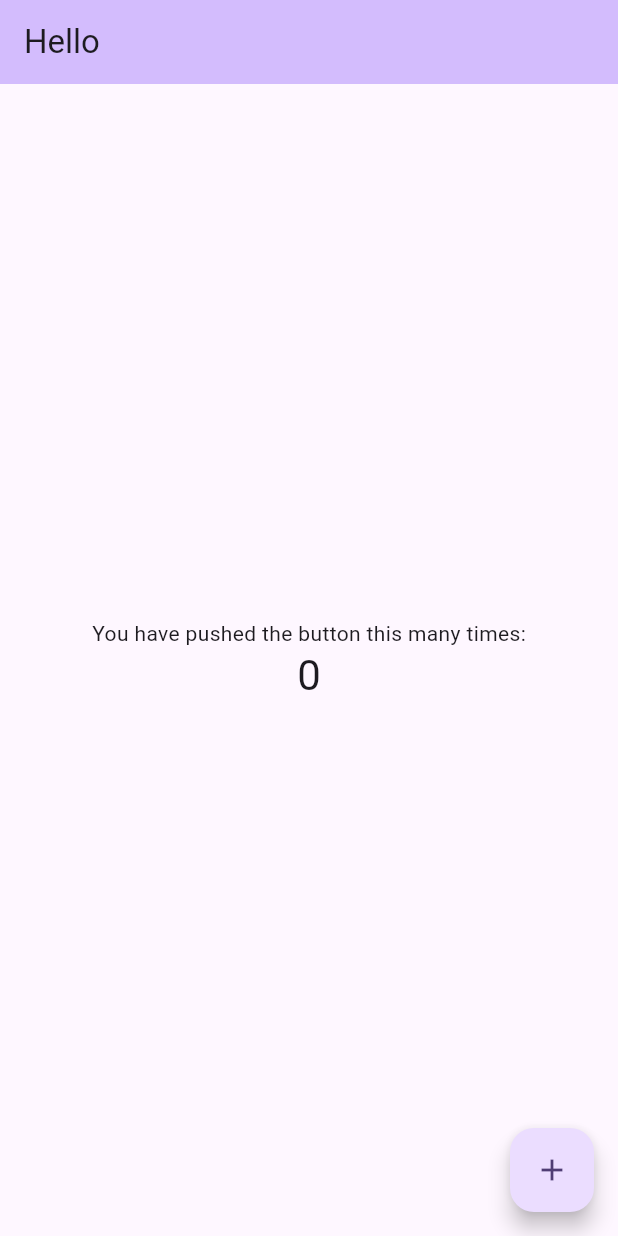
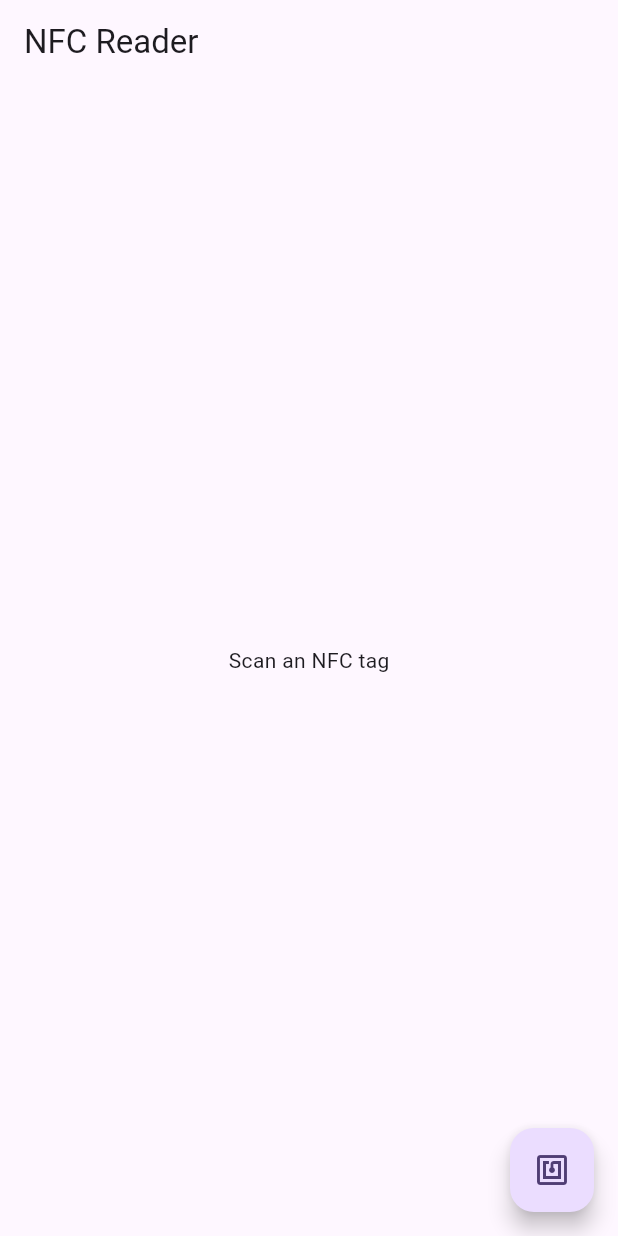
Before and after one commit to chepuhasasha/bin_tag_app, a Flutter app: the screen it shows after launch, on a phone screen of 412 x 824 dp. Run offline on Flutter 3.47's test engine with Material 3 defaults, Android fonts, the phone set to English and light mode, and no system bars; missing offline and left inert: nfc_manager.

Commit message:
feat: add simple nfc tag reader

```diff
--- a/lib/main.dart
+++ b/lib/main.dart
@@ -1,66 +1,64 @@
 import 'package:flutter/material.dart';
+import 'package:nfc_manager/nfc_manager.dart';
 
 void main() {
-  runApp(const BinTagApp());
+  runApp(const NfcReaderApp());
 }
 
-class BinTagApp extends StatelessWidget {
-  const BinTagApp({super.key});
+class NfcReaderApp extends StatelessWidget {
+  const NfcReaderApp({super.key});
 
   @override
   Widget build(BuildContext context) {
     return MaterialApp(
-      title: 'BinTag App',
+      title: 'NFC Reader',
       theme: ThemeData(
         colorScheme: ColorScheme.fromSeed(seedColor: Colors.deepPurple),
       ),
-      home: const HomePage(title: 'Hello'),
+      home: const HomePage(),
     );
   }
 }
 
 class HomePage extends StatefulWidget {
-  const HomePage({super.key, required this.title});
-
-  final String title;
+  const HomePage({super.key});
 
   @override
   State<HomePage> createState() => _HomePageState();
 }
 
 class _HomePageState extends State<HomePage> {
-  int _counter = 0;
+  String? _tag;
 
-  void _incrementCounter() {
-    setState(() {
-      _counter++;
-    });
+  Future<void> _startSession() async {
+    setState(() => _tag = null);
+    if (!await NfcManager.instance.isAvailable()) {
+      setState(() => _tag = 'NFC not available');
+      return;
+    }
+
+    await NfcManager.instance.startSession(
+      onDiscovered: (NfcTag tag) async {
+        // ignore: invalid_use_of_protected_member
+        setState(() => _tag = tag.data.toString());
+        await NfcManager.instance.stopSession();
+      },
+      pollingOptions: {
+        NfcPollingOption.iso14443,
+        NfcPollingOption.iso15693,
+        NfcPollingOption.iso18092,
+      },
+    );
   }
-
 
   @override
   Widget build(BuildContext context) {
     return Scaffold(
-      appBar: AppBar(
-        backgroundColor: Theme.of(context).colorScheme.inversePrimary,
-        title: Text(widget.title),
-      ),
-      body: Center(
-        child: Column(
-          mainAxisAlignment: MainAxisAlignment.center,
-          children: <Widget>[
-            const Text('You have pushed the button this many times:'),
-            Text(
-              '$_counter',
-              style: Theme.of(context).textTheme.headlineMedium,
-            ),
-          ],
-        ),
-      ),
+      appBar: AppBar(title: const Text('NFC Reader')),
+      body: Center(child: Text(_tag ?? 'Scan an NFC tag')),
       floatingActionButton: FloatingActionButton(
-        onPressed: _incrementCounter,
-        tooltip: 'Increment',
-        child: const Icon(Icons.add),
+        onPressed: _startSession,
+        child: const Icon(Icons.nfc),
       ),
     );
   }
--- a/pubspec.yaml
+++ b/pubspec.yaml
@@ -1,5 +1,5 @@
 name: bin_tag_app
-description: "A new Flutter project."
+description: "Simple Flutter NFC reader"
 # The following line prevents the package from being accidentally published to
 # pub.dev using `flutter pub publish`. This is preferred for private packages.
 publish_to: 'none' # Remove this line if you wish to publish to pub.dev
@@ -34,6 +34,7 @@ dependencies:
   # The following adds the Cupertino Icons font to your application.
   # Use with the CupertinoIcons class for iOS style icons.
   cupertino_icons: ^1.0.8
+  nfc_manager: ^4.0.2
 
 dev_dependencies:
   flutter_test:
```
Also changed, not shown: pubspec.lock, 3 other files.
